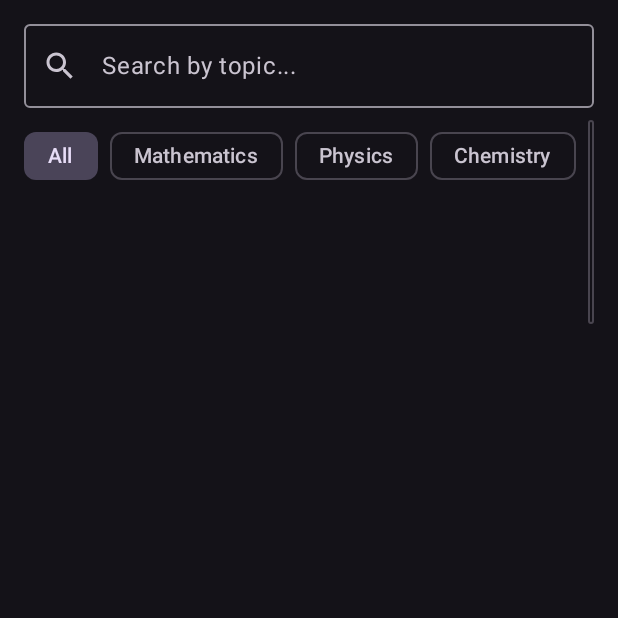
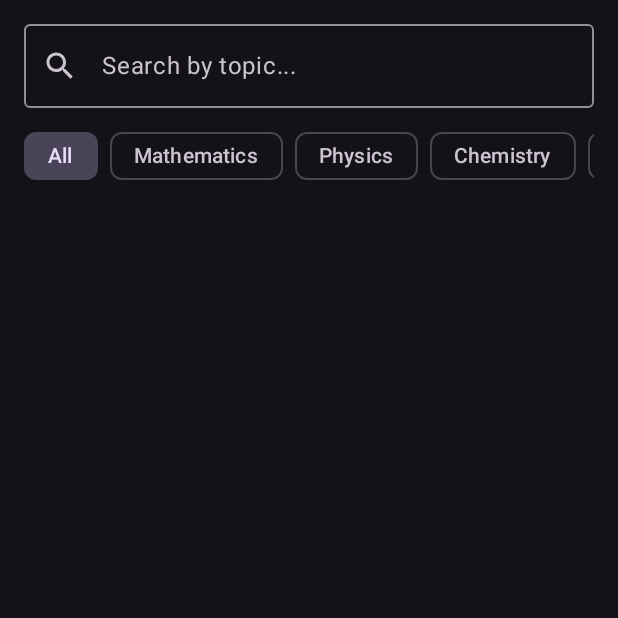
Before and after one commit to Son-Of-Zeus/Prepverse, an Android app built with Jetpack Compose: the composable SearchAndFilters called with empty values, on a phone screen of 412 x 824 dp, the top half of it. Run offline under Robolectric (Android 15) with nearby library versions, the phone set to English and light mode, and no system bars; 19 statements that could not run were skipped.

Commit message:
Fixed android app ui issues

```diff
--- a/app/src/main/java/com/prepverse/prepverse/ui/screens/peer/PeerLobbyScreen.kt
+++ b/app/src/main/java/com/prepverse/prepverse/ui/screens/peer/PeerLobbyScreen.kt
@@ -2,9 +2,11 @@
 
 import androidx.compose.foundation.background
 import androidx.compose.foundation.clickable
+import androidx.compose.foundation.horizontalScroll
 import androidx.compose.foundation.layout.*
 import androidx.compose.foundation.lazy.LazyColumn
 import androidx.compose.foundation.lazy.items
+import androidx.compose.foundation.rememberScrollState
 import androidx.compose.foundation.shape.RoundedCornerShape
 import androidx.compose.material.icons.Icons
 import androidx.compose.material.icons.filled.*
@@ -169,22 +171,34 @@
             singleLine = true
         )
 
-        // Subject chips
+        // Subject chips - scrollable row
         Row(
-            modifier = Modifier.fillMaxWidth(),
+            modifier = Modifier
+                .fillMaxWidth()
+                .horizontalScroll(rememberScrollState()),
             horizontalArrangement = Arrangement.spacedBy(8.dp)
         ) {
             val subjects = listOf("Mathematics", "Physics", "Chemistry", "Biology")
             FilterChip(
                 selected = selectedSubject == null,
                 onClick = { onSubjectChange(null) },
-                label = { Text("All") }
+                label = {
+                    Text(
+                        text = "All",
+                        maxLines = 1
+                    )
+                }
             )
             subjects.forEach { subject ->
                 FilterChip(
                     selected = selectedSubject == subject,
                     onClick = { onSubjectChange(subject) },
-                    label = { Text(subject) }
+                    label = {
+                        Text(
+                            text = subject,
+                            maxLines = 1
+                        )
+                    }
                 )
             }
         }
```
Also changed, not shown: app/src/main/java/com/prepverse/prepverse/ui/screens/practice/PracticeScreen.kt (+6 -2 lines).
